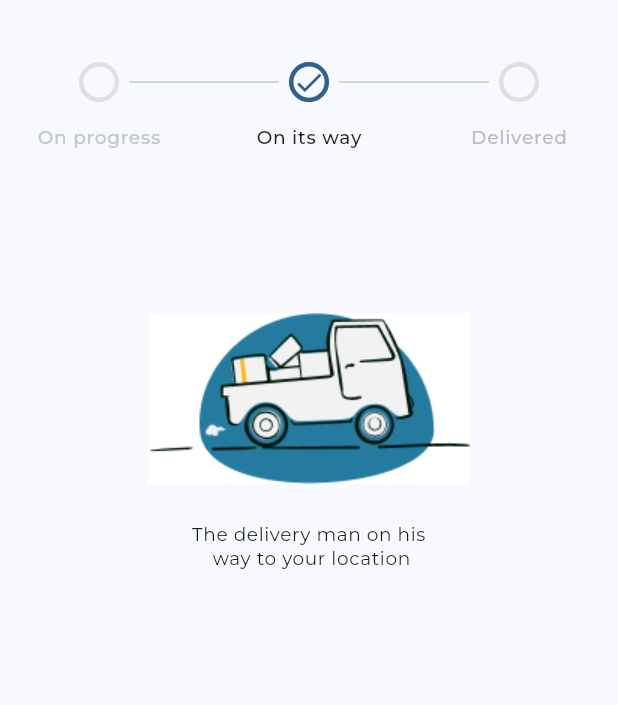
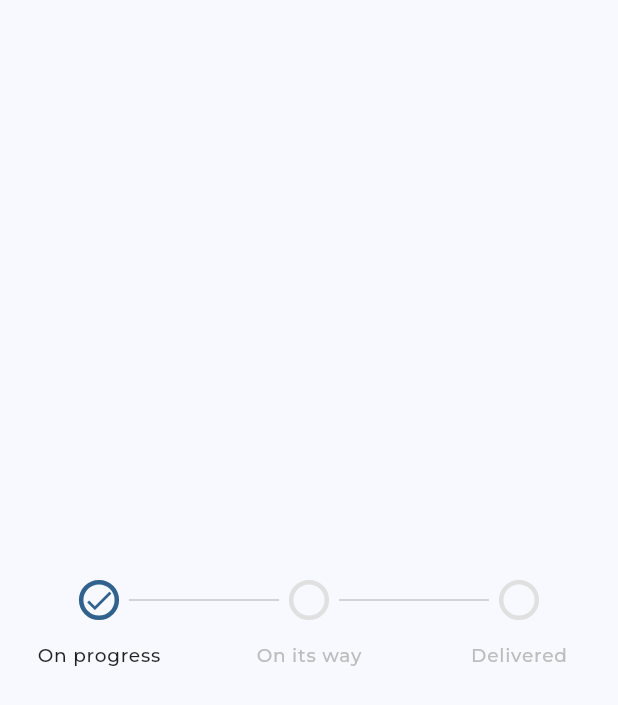
Before and after one commit to Bit-Camp-IO/E-Fashion_Flutter, a Flutter app: the CustomEasyStepper widget shown alone on an empty page, opened directly, on a phone screen of 412 x 824 dp. Shown: the top 705 px of the screen. Run offline on Flutter 3.47's test engine with Material 2 defaults, Android fonts, the phone set to English and light mode, and no system bars; drawn by our look-alikes of easy_stepper; our stand-ins replace auto_route, cached_network_image, dio, equatable, flutter_bloc, flutter_screenutil and 3 more; network calls fail; project files that could hold a hidden picture were left out.

Commit message:
add easy stepper

```diff
--- a/lib/config/router/app_router.dart
+++ b/lib/config/router/app_router.dart
@@ -1,5 +1,8 @@
 import 'package:auto_route/auto_route.dart';
 import 'package:efashion_flutter/features/account/presentation/screens/account_screen.dart';
+import 'package:efashion_flutter/features/account/presentation/screens/edit_profile_screen.dart';
+import 'package:efashion_flutter/features/account/presentation/screens/location_screen.dart';
+import 'package:efashion_flutter/features/account/presentation/screens/order_status_screen.dart';
 import 'package:efashion_flutter/features/auth/presentation/screens/login_screen.dart';
 import 'package:efashion_flutter/features/auth/presentation/screens/sign_up_screen.dart';
 import 'package:efashion_flutter/features/auth/presentation/screens/splash_screen.dart';
@@ -72,7 +75,22 @@ class AppRouter extends _$AppRouter {
                 AutoRoute(
                   page: AccountRoute.page,
                   initial: true,
-                )
+                ),
+                CustomRoute(
+                  page: EditProfileRoute.page,
+                  transitionsBuilder: TransitionsBuilders.fadeIn,
+                  durationInMilliseconds: 300,
+                ),
+                CustomRoute(
+                  page: LocationRoute.page,
+                  transitionsBuilder: TransitionsBuilders.fadeIn,
+                  durationInMilliseconds: 300,
+                ),
+                CustomRoute(
+                  page: OrderStatusRoute.page,
+                  transitionsBuilder: TransitionsBuilders.fadeIn,
+                  durationInMilliseconds: 300,
+                ),
               ],
             ),
           ],
--- a/lib/features/account/presentation/components/account_skew_clipper.dart
+++ b/lib/features/account/presentation/components/account_skew_clipper.dart
@@ -8,10 +8,8 @@ class AccountSkewClipper extends CustomClipper<Path> {
     path_0.cubicTo(0, size.height * 0.02470683, size.width * 0.1069514, size.height * -0.01879964, size.width * 0.1991653, size.height * 0.009962284);
     path_0.lineTo(size.width * 0.9213861, size.height * 0.2352266);
     path_0.cubicTo(size.width * 0.9694472, size.height * 0.2502158, size.width, size.height * 0.2817050, size.width, size.height * 0.3162446);
-    path_0.lineTo(size.width, size.height * 0.9460432);
-    path_0.cubicTo(size.width, size.height * 0.9758435, size.width * 0.9626917, size.height, size.width * 0.9166667, size.height);
-    path_0.lineTo(size.width * 0.08333333, size.height);
-    path_0.cubicTo(size.width * 0.03730972, size.height, 0, size.height * 0.9758435, 0, size.height * 0.9460432);
+    path_0.lineTo(size.width, size.height);
+    path_0.lineTo(0, size.height);
     path_0.lineTo(0, size.height * 0.09098004);
     path_0.close();
 
--- a/lib/features/account/presentation/components/custom_easy_stepper.dart
+++ b/lib/features/account/presentation/components/custom_easy_stepper.dart
@@ -10,44 +10,23 @@ class CustomEasyStepper extends StatefulWidget {
 }
 
 class _CustomEasyStepperState extends State<CustomEasyStepper> {
-  int activeIndex = 1;
-  final List<String> orderStatusImages = const [
-    "assets/images/stepper_image1.jpg",
-    "assets/images/stepper_image2.jpg",
-    "assets/images/stepper_image3.jpg",
-  ];
-  final List<String> orderStatusMessages = const [
-    "Your order still on progress \n it may take hours",
-    "The delivery man on his \n way to your location",
-    "Your order has been \n delivered, hope you liked it",
-  ];
+  int activeColor = 0;
   @override
   Widget build(BuildContext context) {
-    return Column(
-      children: [
-        SizedBox(
-          height: 24.h,
-        ),
-        EasyStepper(
-          activeStep: activeIndex,
+    return EasyStepper(
+      activeStep: 0,
       lineLength: 100,
       lineSpace: 0,
       lineType: LineType.normal,
       defaultLineColor: Theme.of(context).colorScheme.outlineVariant,
-          //finishedLineColor: Theme.of(context).colorScheme.primary,
+      finishedLineColor: Colors.orange,
       activeStepTextColor: Colors.black87,
-          finishedStepTextColor: Theme.of(context).colorScheme.outlineVariant,
+      finishedStepTextColor: Colors.black87,
       internalPadding: 0,
       showLoadingAnimation: false,
       stepRadius: 20,
       showStepBorder: false,
       lineThickness: 1,
-          activeStepBorderColor: Theme.of(context).colorScheme.primary,
-          activeStepIconColor: Theme.of(context).colorScheme.primary,
-          finishedStepBorderColor: Colors.grey[300],
-          finishedStepBorderType: BorderType.normal,
-          //activeLineColor: Theme.of(context).colorScheme.primary,
-          finishedStepBackgroundColor: Colors.transparent,
       steps: [
         EasyStep(
           customStep: Container(
@@ -56,11 +35,11 @@ class _CustomEasyStepperState extends State<CustomEasyStepper> {
             decoration: BoxDecoration(
               shape: BoxShape.circle,
               border: Border.all(
-                    color: activeIndex == 0 ? Theme.of(context).colorScheme.primary : Colors.grey[300]!,
+                color: activeColor == 0 ? Theme.of(context).colorScheme.primary : Colors.grey[300]!,
                 width: 3.0,
               ),
             ),
-                child: activeIndex == 0
+            child: activeColor == 0
                 ? Icon(
                     Icons.check,
                     size: 22.0,
@@ -77,11 +56,11 @@ class _CustomEasyStepperState extends State<CustomEasyStepper> {
             decoration: BoxDecoration(
               shape: BoxShape.circle,
               border: Border.all(
-                    color: activeIndex == 1 ? Theme.of(context).colorScheme.primary : Colors.grey[300]!,
+                color: activeColor == 1 ? Theme.of(context).colorScheme.primary : Colors.grey[300]!,
                 width: 3.0,
               ),
             ),
-                child: activeIndex == 1
+            child: activeColor == 1
                 ? Icon(
                     Icons.check,
                     size: 22.0,
@@ -99,11 +78,11 @@ class _CustomEasyStepperState extends State<CustomEasyStepper> {
             decoration: BoxDecoration(
               shape: BoxShape.circle,
               border: Border.all(
-                    color: activeIndex == 2 ? Theme.of(context).colorScheme.primary : Colors.grey[300]!,
+                color: activeColor == 2 ? Theme.of(context).colorScheme.primary : Colors.grey[300]!,
                 width: 3.0,
               ),
             ),
-                child: activeIndex == 2
+            child: activeColor == 2
                 ? Icon(
                     Icons.check,
                     size: 22.0,
@@ -114,24 +93,7 @@ class _CustomEasyStepperState extends State<CustomEasyStepper> {
           title: 'Delivered',
         ),
       ],
-          onStepReached: (index) => setState(() => activeIndex = index),
-        ),
-        SizedBox(
-          height: 97.h,
-        ),
-        Image(
-          fit: BoxFit.cover,
-          image: AssetImage(orderStatusImages[activeIndex]),
-        ),
-        SizedBox(
-          height: 24.h,
-        ),
-        Text(
-          orderStatusMessages[activeIndex],
-          textAlign: TextAlign.center,
-          style: Theme.of(context).textTheme.bodySmall,
-        ),
-      ],
+      // onStepReached: (index) => setState(() => activeStep = index),
     );
   }
 }
```
Also changed, not shown: lib/features/account/presentation/components/account_clipped_container.dart (+8 -4 lines), lib/features/account/presentation/screens/order_status_screen.dart (+28 -1 lines). Lines whose indentation alone changed are shown as unchanged.
